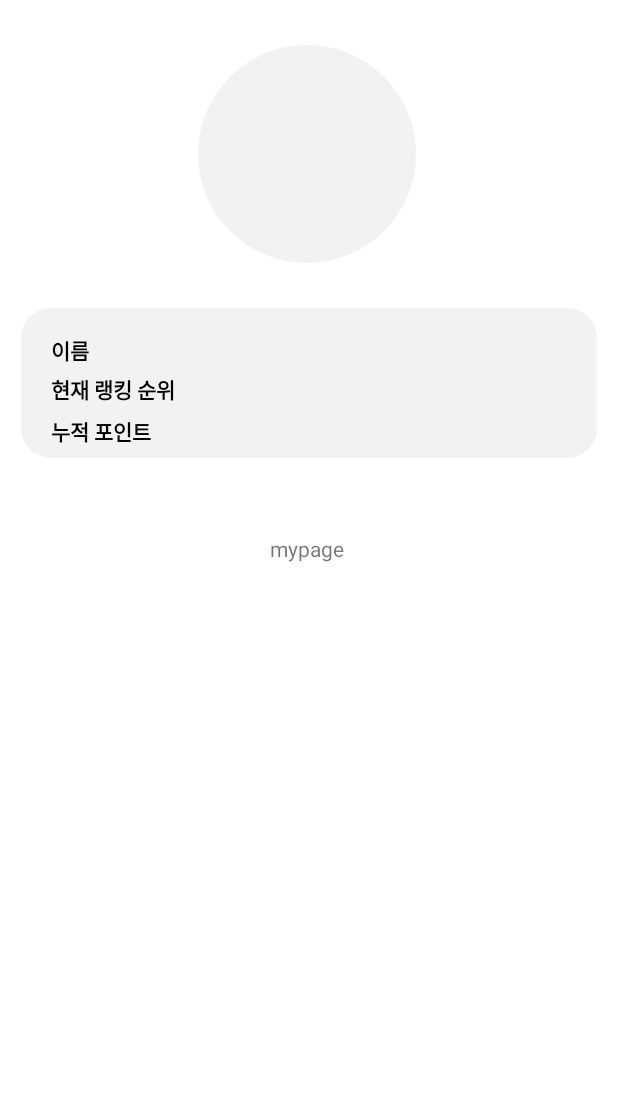
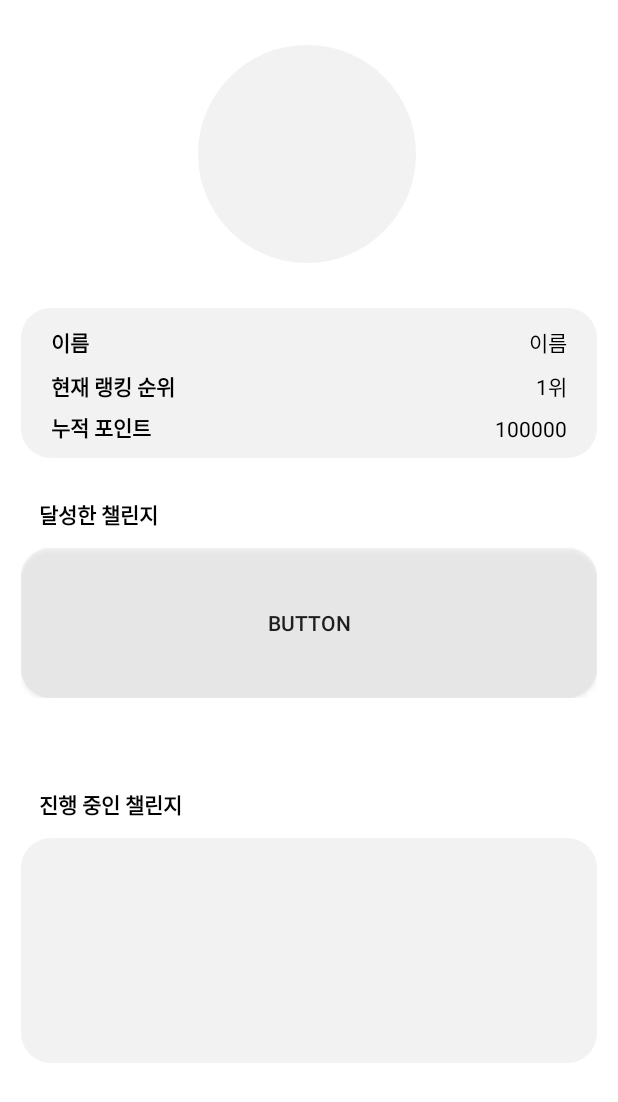
Before and after one commit to zzammin/Sw_project_android, an Android app: the fragment MyPage shown on its own in the app's theme, on a phone screen of 412 x 824 dp. Shown: the top 1102 px of the screen. Run offline under Robolectric (Android 15) with nearby library versions, the phone set to English and light mode, and no system bars.

Commit message:
0817 / setting 이미지 뷰를 버튼으로 변경 0817 / box_theme(회색박스)과 원 모양을 xml 파일로 추가했으니 필요하면 쓰세요! 0817/ Mypage 수정

```diff
--- a/app/src/main/res/layout/mypage.xml
+++ b/app/src/main/res/layout/mypage.xml
@@ -4,7 +4,7 @@
     xmlns:tools="http://schemas.android.com/tools"
     android:layout_width="match_parent"
     android:layout_height="match_parent">
-
+<!-- 프로필 사진 들어갈 부분 -->
     <ImageView
         android:id="@+id/profile_photo"
         android:layout_width="145dp"
@@ -15,14 +15,17 @@
         app:layout_constraintStart_toStartOf="parent"
         app:layout_constraintTop_toTopOf="parent"></ImageView>
 
+    <!--아래 박스 1-->
     <androidx.constraintlayout.widget.ConstraintLayout
+        android:id="@+id/constraintLayout"
         android:layout_width="match_parent"
-        android:layout_height="355dp"
-        app:layout_constraintTop_toBottomOf="@+id/profile_photo"
+        android:layout_height="wrap_content"
+        android:paddingLeft="14dp"
         android:paddingTop="30dp"
-        android:paddingLeft="14dp"
         android:paddingRight="14dp"
-        >
+        app:layout_constraintEnd_toEndOf="parent"
+        app:layout_constraintStart_toStartOf="parent"
+        app:layout_constraintTop_toBottomOf="@+id/profile_photo">
 
         <ImageView
             android:id="@+id/imageView4"
@@ -39,7 +42,7 @@
             android:layout_width="wrap_content"
             android:layout_height="wrap_content"
             android:layout_marginStart="20dp"
-            android:layout_marginTop="17dp"
+            android:layout_marginTop="12dp"
             android:text="이름"
             android:textColor="@color/black"
             android:textStyle="bold"
@@ -47,39 +50,137 @@
             app:layout_constraintTop_toTopOf="@+id/imageView4" />
 
         <TextView
-            android:id="@+id/mypage_ranking"
+            android:id="@+id/mypage_username"
             android:layout_width="wrap_content"
             android:layout_height="wrap_content"
-            android:layout_marginStart="20dp"
-            android:layout_marginTop="43dp"
-            android:text="현재 랭킹 순위"
+            android:layout_marginTop="12dp"
+            android:layout_marginEnd="20dp"
+            android:text="이름"
             android:textColor="@color/black"
-            android:textStyle="bold"
-            app:layout_constraintStart_toStartOf="@+id/imageView4"
+            android:textStyle="normal"
+            app:layout_constraintEnd_toEndOf="parent"
             app:layout_constraintTop_toTopOf="@+id/imageView4" />
+
+        <TextView
+            android:id="@+id/mypage_userranking"
+            android:layout_width="wrap_content"
+            android:layout_height="wrap_content"
+            android:layout_marginTop="8dp"
+            android:layout_marginEnd="20dp"
+            android:text="1위"
+            android:textColor="@color/black"
+            android:textStyle="normal"
+            app:layout_constraintEnd_toEndOf="parent"
+            app:layout_constraintTop_toBottomOf="@+id/mypage_username" />
+
+        <TextView
+            android:id="@+id/mypage_userpoint"
+            android:layout_width="wrap_content"
+            android:layout_height="wrap_content"
+            android:layout_marginTop="8dp"
+            android:layout_marginEnd="20dp"
+            android:text="100000"
+            android:textColor="@color/black"
+            android:textStyle="normal"
+            app:layout_constraintEnd_toEndOf="parent"
+            app:layout_constraintTop_toBottomOf="@+id/mypage_userranking" />
 
         <TextView
             android:id="@+id/mypage_point"
             android:layout_width="wrap_content"
             android:layout_height="wrap_content"
             android:layout_marginStart="20dp"
-            android:layout_marginTop="71dp"
+            android:layout_marginTop="8dp"
+            android:layout_marginBottom="12dp"
             android:text="누적 포인트"
             android:textColor="@color/black"
             android:textStyle="bold"
+            app:layout_constraintBottom_toBottomOf="@+id/imageView4"
             app:layout_constraintStart_toStartOf="@+id/imageView4"
-            app:layout_constraintTop_toTopOf="@+id/imageView4" />
+            app:layout_constraintTop_toBottomOf="@+id/mypage_ranking" />
+
+        <TextView
+            android:id="@+id/mypage_ranking"
+            android:layout_width="wrap_content"
+            android:layout_height="wrap_content"
+            android:layout_marginStart="20dp"
+            android:layout_marginTop="8dp"
+            android:text="현재 랭킹 순위"
+            android:textColor="@color/black"
+            android:textStyle="bold"
+            app:layout_constraintStart_toStartOf="@+id/imageView4"
+            app:layout_constraintTop_toBottomOf="@+id/mypage_name" />
 
     </androidx.constraintlayout.widget.ConstraintLayout>
 
+    <androidx.constraintlayout.widget.ConstraintLayout
+        android:id="@+id/constraintLayout3"
+        android:layout_width="match_parent"
+        android:layout_height="wrap_content"
+        android:MarginTop="60dp"
 
-    <TextView
-        android:layout_width="wrap_content"
+        android:paddingLeft="14dp"
+        android:paddingRight="14dp"
+        android:paddingBottom="30dp"
+        app:layout_constraintStart_toStartOf="parent"
+        app:layout_constraintTop_toBottomOf="@+id/constraintLayout">
+
+        <androidx.appcompat.widget.AppCompatButton
+            android:id="@+id/acheivedChallenge"
+            android:layout_width="match_parent"
+            android:layout_height="100dp"
+            android:layout_marginTop="60dp"
+            android:background="@drawable/box_theme"
+            android:text="button"
+            app:layout_constraintEnd_toEndOf="parent"
+            app:layout_constraintStart_toStartOf="parent"
+            app:layout_constraintTop_toTopOf="parent"></androidx.appcompat.widget.AppCompatButton>
+
+        <TextView
+            android:layout_width="wrap_content"
+            android:layout_height="wrap_content"
+            android:layout_marginStart="12dp"
+            android:layout_marginBottom="12dp"
+            android:text="달성한 챌린지"
+            android:textColor="@color/black"
+            android:textStyle="bold"
+            app:layout_constraintBottom_toTopOf="@+id/acheivedChallenge"
+            app:layout_constraintStart_toStartOf="parent"></TextView>
+
+    </androidx.constraintlayout.widget.ConstraintLayout>
+
+    <androidx.constraintlayout.widget.ConstraintLayout
+        android:id="@+id/challenge_ing"
+        android:layout_width="match_parent"
         android:layout_height="wrap_content"
-        android:layout_marginStart="180dp"
-        android:layout_marginTop="356dp"
-        android:text="mypage"
+        android:layout_marginTop="30dp"
+        android:paddingLeft="14dp"
+        android:paddingRight="14dp"
         app:layout_constraintStart_toStartOf="parent"
-        app:layout_constraintTop_toTopOf="parent" />
+        app:layout_constraintTop_toBottomOf="@+id/constraintLayout3">
+
+        <TextView
+            android:id="@+id/textView14"
+            android:layout_width="wrap_content"
+            android:layout_height="wrap_content"
+            android:layout_marginStart="12dp"
+            android:text="진행 중인 챌린지"
+            android:textColor="@color/black"
+            android:textStyle="bold"
+            app:layout_constraintStart_toStartOf="parent"
+            app:layout_constraintTop_toTopOf="parent"></TextView>
+
+        <ImageView
+            android:layout_width="match_parent"
+            android:layout_height="150dp"
+            android:layout_marginTop="12dp"
+            android:background="@drawable/box_theme"
+            app:layout_constraintStart_toStartOf="parent"
+            app:layout_constraintTop_toBottomOf="@+id/textView14">
+
+        </ImageView>
+
+
+    </androidx.constraintlayout.widget.ConstraintLayout>
 
 </androidx.constraintlayout.widget.ConstraintLayout>
--- a/app/src/main/res/values-night/themes.xml
+++ b/app/src/main/res/values-night/themes.xml
@@ -1,6 +1,6 @@
 <resources xmlns:tools="http://schemas.android.com/tools">
     <!-- Base application theme. -->
-    <style name="Base.Theme.SwProject" parent="Theme.MaterialComponents.Light.NoActionBar">
+    <style name="Base.Theme.SwProject" parent="Theme.AppCompat.Light.NoActionBar">
         <!-- Customize your dark theme here. -->
         <!-- <item name="colorPrimary">@color/my_dark_primary</item> -->
     </style>
```
